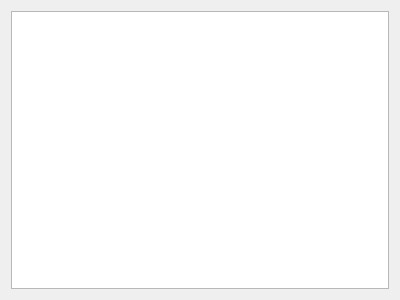
This is mqt/MqtLogger/WsjtxFrame.ui in Rsclub22/Minos2-Mirror as Qt 5 draws it before an edit. The edited form follows.
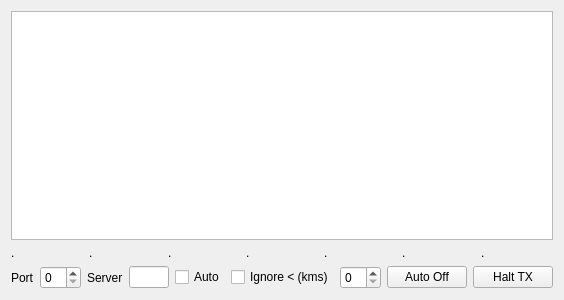
This is the edited form.

What changed in the file:
```diff
--- a/mqt/MqtLogger/WsjtxFrame.ui
+++ b/mqt/MqtLogger/WsjtxFrame.ui
@@ -6,7 +6,7 @@
    <rect>
     <x>0</x>
     <y>0</y>
-    <width>400</width>
+    <width>564</width>
     <height>300</height>
    </rect>
   </property>
@@ -17,6 +17,127 @@
    <item>
     <widget class="QTableView" name="decodes_table_view_"/>
    </item>
+   <item>
+    <layout class="QHBoxLayout" name="horizontalLayout_2">
+     <item>
+      <widget class="QLabel" name="de_label_">
+       <property name="text">
+        <string>.</string>
+       </property>
+      </widget>
+     </item>
+     <item>
+      <widget class="QLabel" name="mode_label_">
+       <property name="text">
+        <string>.</string>
+       </property>
+      </widget>
+     </item>
+     <item>
+      <widget class="QLabel" name="frequency_label_">
+       <property name="text">
+        <string>.</string>
+       </property>
+      </widget>
+     </item>
+     <item>
+      <widget class="QLabel" name="dx_label_">
+       <property name="text">
+        <string>.</string>
+       </property>
+      </widget>
+     </item>
+     <item>
+      <widget class="QLabel" name="rx_df_label_">
+       <property name="text">
+        <string>.</string>
+       </property>
+      </widget>
+     </item>
+     <item>
+      <widget class="QLabel" name="tx_df_label_">
+       <property name="text">
+        <string>.</string>
+       </property>
+      </widget>
+     </item>
+     <item>
+      <widget class="QLabel" name="report_label_">
+       <property name="text">
+        <string>.</string>
+       </property>
+      </widget>
+     </item>
+    </layout>
+   </item>
+   <item>
+    <layout class="QHBoxLayout" name="horizontalLayout">
+     <item>
+      <widget class="QLabel" name="label">
+       <property name="text">
+        <string>Port</string>
+       </property>
+      </widget>
+     </item>
+     <item>
+      <widget class="QSpinBox" name="port_spin_box"/>
+     </item>
+     <item>
+      <widget class="QLabel" name="label_2">
+       <property name="text">
+        <string>Server</string>
+       </property>
+      </widget>
+     </item>
+     <item>
+      <widget class="QLineEdit" name="multicast_group_line_edit_"/>
+     </item>
+     <item>
+      <spacer name="horizontalSpacer">
+       <property name="orientation">
+        <enum>Qt::Horizontal</enum>
+       </property>
+       <property name="sizeHint" stdset="0">
+        <size>
+         <width>40</width>
+         <height>20</height>
+        </size>
+       </property>
+      </spacer>
+     </item>
+     <item>
+      <widget class="QCheckBox" name="checkBox_2">
+       <property name="text">
+        <string>Auto</string>
+       </property>
+      </widget>
+     </item>
+     <item>
+      <widget class="QCheckBox" name="checkBox">
+       <property name="text">
+        <string>Ignore &lt; (kms)</string>
+       </property>
+      </widget>
+     </item>
+     <item>
+      <widget class="QSpinBox" name="spinBox_2"/>
+     </item>
+     <item>
+      <widget class="QPushButton" name="auto_off_button_">
+       <property name="text">
+        <string>Auto Off</string>
+       </property>
+      </widget>
+     </item>
+     <item>
+      <widget class="QPushButton" name="halt_tx_button_">
+       <property name="text">
+        <string>Halt TX</string>
+       </property>
+      </widget>
+     </item>
+    </layout>
+   </item>
   </layout>
  </widget>
  <resources/>
```
